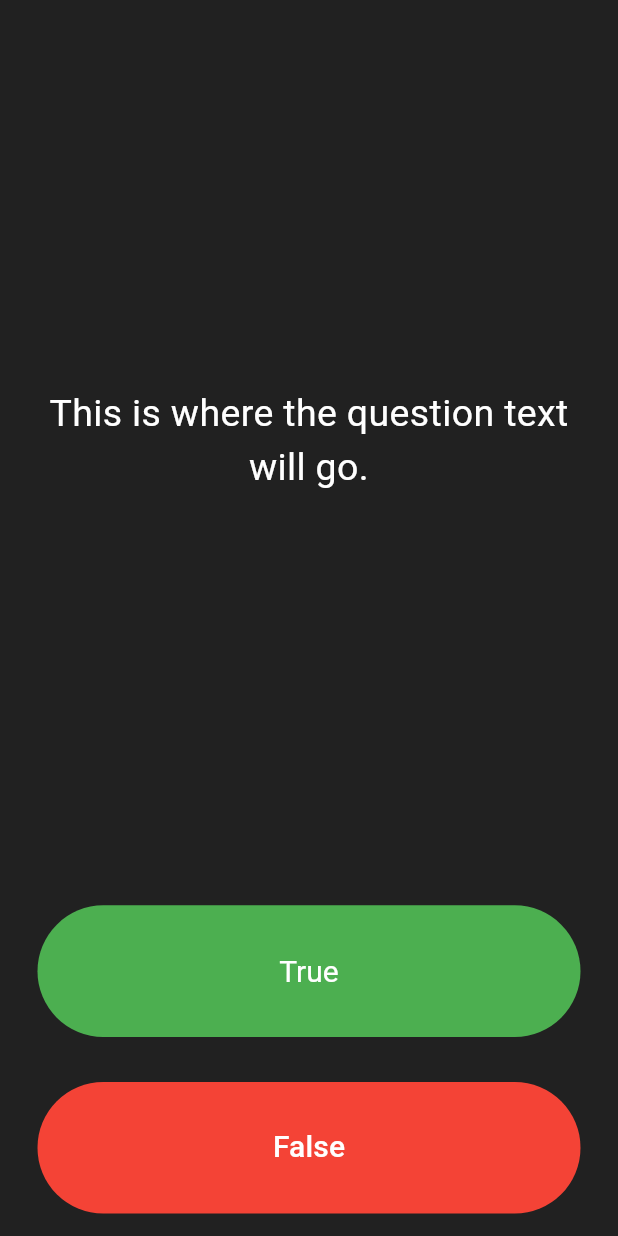
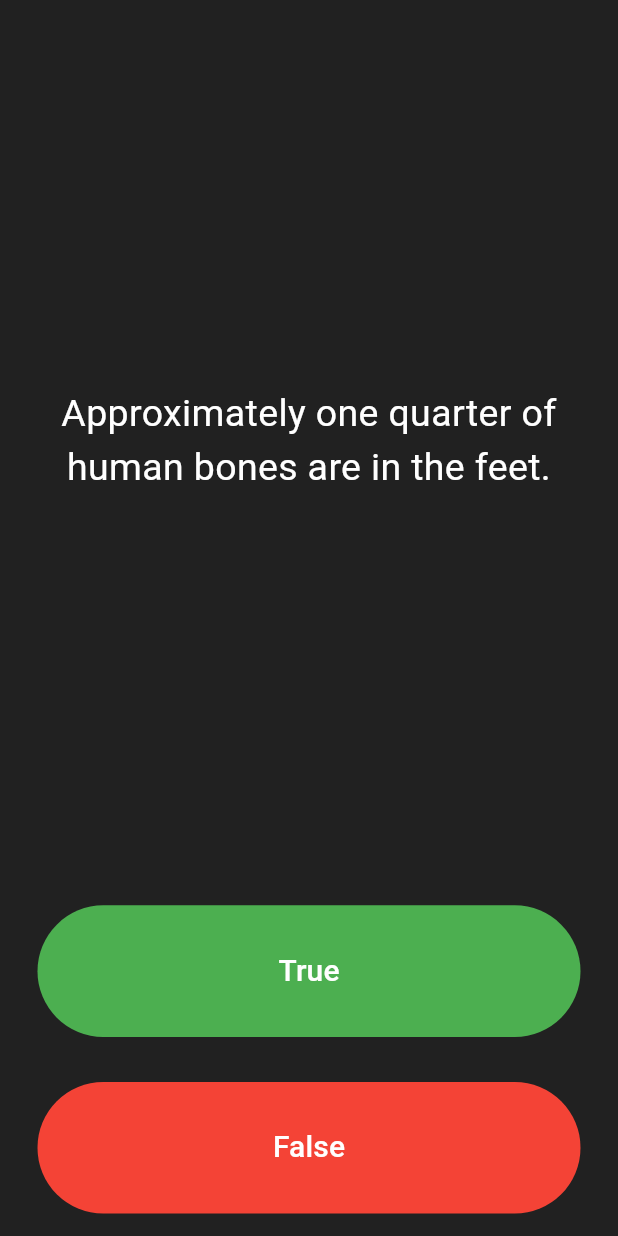
Before and after one commit to kiraki3/flutter_dev_bootcamp, a Flutter app: the screen it shows after launch, after a tap on "True", on a phone screen of 412 x 824 dp. Run offline on Flutter 3.47's test engine with Material 3 defaults, Android fonts, the phone set to English and light mode, and no system bars; our stand-ins replace audioplayers.

Commit message:
Implemented quiz logic in Flutter using QuizBrain with _questionBank to manage questions and answers. Updated UI based on user selections and added answer correctness check.

```diff
--- a/quizzler_flutter/lib/main.dart
+++ b/quizzler_flutter/lib/main.dart
@@ -1,4 +1,7 @@
 import 'package:flutter/material.dart';
+import 'package:quizzler_flutter/quiz_brain.dart';
+
+QuizBrain quizBrain = QuizBrain();
 
 void main() => runApp(Quizzler());
 
@@ -10,7 +13,7 @@
         backgroundColor: Colors.grey.shade900,
         body: SafeArea(
           child: Padding(
-            padding: EdgeInsets.symmetric(horizontal: 10.0),
+            padding: const EdgeInsets.symmetric(horizontal: 10.0),
             child: QuizPage(),
           ),
         ),
@@ -25,6 +28,10 @@
 }
 
 class _QuizPageState extends State<QuizPage> {
+  List<Widget> scoreKeeper = [];
+
+  int questionNumber = 0;
+
   @override
   Widget build(BuildContext context) {
     return Column(
@@ -37,7 +44,7 @@
             padding: EdgeInsets.all(10.0),
             child: Center(
               child: Text(
-                'This is where the question text will go.',
+                quizBrain.getQuestionText(),
                 textAlign: TextAlign.center,
                 style: TextStyle(
                   fontSize: 25.0,
@@ -53,9 +60,6 @@
             child: TextButton(
               style: TextButton.styleFrom(
                 backgroundColor: Colors.green,
-                textStyle: TextStyle(
-                  color: Colors.white,
-                ),
               ),
               child: Text(
                 'True',
@@ -65,7 +69,16 @@
                 ),
               ),
               onPressed: () {
-                //The user picked true.
+                bool correctAnswer = quizBrain.getQuestionAnswer();
+                if (correctAnswer == true) {
+                  print('user got it right!');
+                } else {
+                  print('user got it wrong');
+                }
+                setState(() {
+                  //The user picked true.
+                  quizBrain.nextQuestion();
+                });
               },
             ),
           ),
@@ -85,12 +98,23 @@
                 ),
               ),
               onPressed: () {
-                //The user picked false.
+                bool correctAnswer = quizBrain.getQuestionAnswer();
+                if (correctAnswer == false) {
+                  print('user got it right!');
+                } else {
+                  print('user got it wrong');
+                }
+                setState(() {
+                  //The user picked false.
+                  quizBrain.nextQuestion();
+                });
               },
             ),
           ),
         ),
-        //TODO: Add a Row here as your score keeper
+        Row(
+          children: scoreKeeper,
+        ),
       ],
     );
   }
--- /dev/null
+++ b/quizzler_flutter/lib/questions.dart
@@ -0,0 +1,11 @@
+class Questions {
+  late String questionText;
+  late bool questionAnswer;
+
+  Questions(String q, bool a) {
+    questionText = q;
+    questionAnswer = a;
+  }
+}
+
+Questions newQuestion = Questions('text', true);
--- /dev/null
+++ b/quizzler_flutter/lib/quiz_brain.dart
@@ -0,0 +1,51 @@
+import 'package:quizzler_flutter/questions.dart';
+
+class QuizBrain{
+
+  int _questionNumber = 0;
+
+  List<Questions> _questionBank = [
+    Questions('You can lead a cow down stairs but not up stairs.', false),
+    Questions('Approximately one quarter of human bones are in the feet.', true),
+    Questions('Some cats are actually allergic to humans', true),
+    Questions('A slug\'s blood is green.', true),
+    Questions('Buzz Aldrin\'s mother\'s maiden name was \"Moon\".', true),
+    Questions('It is illegal to pee in the Ocean in Portugal.', true),
+    Questions(
+        'No piece of square dry paper can be folded in half more than 7 times.',
+        false),
+    Questions(
+        'In London, UK, if you happen to die in the House of Parliament, you are technically entitled to a state funeral, because the building is considered too sacred a place.',
+        true),
+    Questions(
+        'The loudest sound produced by any animal is 188 decibels. That animal is the African Elephant.',
+        false),
+    Questions(
+        'The total surface area of two human lungs is approximately 70 square metres.',
+        true),
+    Questions('Google was originally called \"Backrub\".', true),
+    Questions(
+        'Chocolate affects a dog\'s heart and nervous system; a few ounces are enough to kill a small dog.',
+        true),
+    Questions(
+        'In West Virginia, USA, if you accidentally hit an animal with your car, you are free to take it home to eat.',
+        true),
+  ];
+
+  void nextQuestion() {
+    if(_questionNumber < _questionBank.length) {
+      _questionNumber++;
+    } else if(_questionNumber == _questionBank.length){
+
+    }
+  }
+
+  // 정수 전달
+  String getQuestionText() {
+    return _questionBank[_questionNumber].questionText;
+  }
+
+  bool getQuestionAnswer() {
+    return _questionBank[_questionNumber].questionAnswer;
+  }
+}
```
